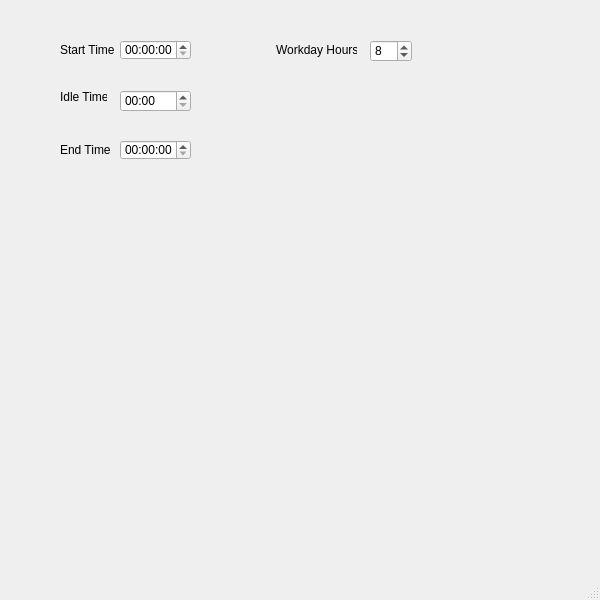
Above: src/main/resources/main_window.ui from apastel/hourly-tracker before the change. Below: the same form after it.
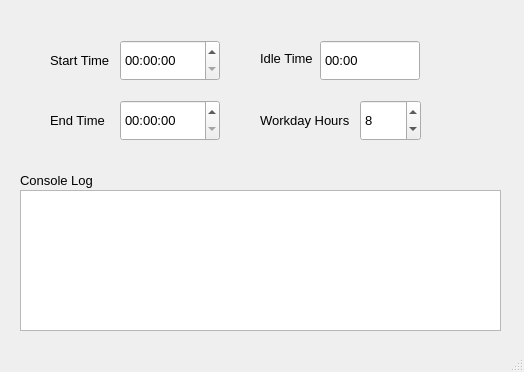
That is the form after the change.

```diff
--- a/src/main/resources/main_window.ui
+++ b/src/main/resources/main_window.ui
@@ -6,8 +6,8 @@
    <rect>
     <x>0</x>
     <y>0</y>
-    <width>600</width>
-    <height>600</height>
+    <width>524</width>
+    <height>372</height>
    </rect>
   </property>
   <property name="windowTitle">
@@ -19,8 +19,8 @@
      <rect>
       <x>120</x>
       <y>40</y>
-      <width>71</width>
-      <height>20</height>
+      <width>100</width>
+      <height>41</height>
      </rect>
     </property>
     <property name="sizePolicy">
@@ -29,22 +29,40 @@
       <verstretch>0</verstretch>
      </sizepolicy>
     </property>
+    <property name="minimumSize">
+     <size>
+      <width>100</width>
+      <height>0</height>
+     </size>
+    </property>
     <property name="maximumSize">
      <size>
       <width>75</width>
       <height>16777215</height>
      </size>
     </property>
+    <property name="font">
+     <font>
+      <family>Arial</family>
+      <pointsize>10</pointsize>
+     </font>
+    </property>
    </widget>
    <widget class="QLabel" name="startTimeLabel">
     <property name="geometry">
      <rect>
-      <x>60</x>
-      <y>40</y>
+      <x>50</x>
+      <y>50</y>
       <width>61</width>
       <height>20</height>
      </rect>
     </property>
+    <property name="font">
+     <font>
+      <family>Arial</family>
+      <pointsize>10</pointsize>
+     </font>
+    </property>
     <property name="text">
      <string>Start Time</string>
     </property>
@@ -53,9 +71,9 @@
     <property name="geometry">
      <rect>
       <x>120</x>
-      <y>140</y>
-      <width>71</width>
-      <height>20</height>
+      <y>100</y>
+      <width>100</width>
+      <height>41</height>
      </rect>
     </property>
     <property name="sizePolicy">
@@ -64,22 +82,40 @@
       <verstretch>0</verstretch>
      </sizepolicy>
     </property>
+    <property name="minimumSize">
+     <size>
+      <width>100</width>
+      <height>0</height>
+     </size>
+    </property>
     <property name="maximumSize">
      <size>
       <width>75</width>
       <height>16777215</height>
      </size>
     </property>
+    <property name="font">
+     <font>
+      <family>Arial</family>
+      <pointsize>10</pointsize>
+     </font>
+    </property>
    </widget>
    <widget class="QLabel" name="endTimeLabel">
     <property name="geometry">
      <rect>
-      <x>60</x>
-      <y>140</y>
+      <x>50</x>
+      <y>110</y>
       <width>61</width>
       <height>20</height>
      </rect>
     </property>
+    <property name="font">
+     <font>
+      <family>Arial</family>
+      <pointsize>10</pointsize>
+     </font>
+    </property>
     <property name="text">
      <string>End Time</string>
     </property>
@@ -87,25 +123,58 @@
    <widget class="QLabel" name="idleTimeLabel">
     <property name="geometry">
      <rect>
-      <x>60</x>
-      <y>90</y>
-      <width>47</width>
-      <height>13</height>
+      <x>260</x>
+      <y>50</y>
+      <width>61</width>
+      <height>16</height>
      </rect>
     </property>
+    <property name="font">
+     <font>
+      <family>Arial</family>
+      <pointsize>10</pointsize>
+     </font>
+    </property>
     <property name="text">
      <string>Idle Time</string>
     </property>
    </widget>
    <widget class="QTimeEdit" name="idleTime">
+    <property name="enabled">
+     <bool>true</bool>
+    </property>
     <property name="geometry">
      <rect>
-      <x>120</x>
-      <y>90</y>
-      <width>71</width>
-      <height>22</height>
+      <x>320</x>
+      <y>40</y>
+      <width>100</width>
+      <height>41</height>
      </rect>
     </property>
+    <property name="minimumSize">
+     <size>
+      <width>30</width>
+      <height>0</height>
+     </size>
+    </property>
+    <property name="maximumSize">
+     <size>
+      <width>100</width>
+      <height>16777215</height>
+     </size>
+    </property>
+    <property name="font">
+     <font>
+      <family>Arial</family>
+      <pointsize>10</pointsize>
+     </font>
+    </property>
+    <property name="readOnly">
+     <bool>true</bool>
+    </property>
+    <property name="buttonSymbols">
+     <enum>QAbstractSpinBox::NoButtons</enum>
+    </property>
     <property name="dateTime">
      <datetime>
       <hour>0</hour>
@@ -136,12 +205,18 @@
    <widget class="QSpinBox" name="workdayHours">
     <property name="geometry">
      <rect>
-      <x>370</x>
-      <y>40</y>
-      <width>42</width>
-      <height>22</height>
+      <x>360</x>
+      <y>100</y>
+      <width>61</width>
+      <height>41</height>
      </rect>
     </property>
+    <property name="font">
+     <font>
+      <family>Arial</family>
+      <pointsize>10</pointsize>
+     </font>
+    </property>
     <property name="value">
      <number>8</number>
     </property>
@@ -149,16 +224,51 @@
    <widget class="QLabel" name="workdayHoursLabel">
     <property name="geometry">
      <rect>
-      <x>276</x>
-      <y>40</y>
-      <width>81</width>
+      <x>260</x>
+      <y>110</y>
+      <width>101</width>
       <height>20</height>
      </rect>
     </property>
+    <property name="font">
+     <font>
+      <family>Arial</family>
+      <pointsize>10</pointsize>
+     </font>
+    </property>
     <property name="text">
      <string>Workday Hours</string>
     </property>
    </widget>
+   <widget class="QPlainTextEdit" name="consoleTextArea">
+    <property name="geometry">
+     <rect>
+      <x>20</x>
+      <y>190</y>
+      <width>481</width>
+      <height>141</height>
+     </rect>
+    </property>
+   </widget>
+   <widget class="QLabel" name="consoleLabel">
+    <property name="geometry">
+     <rect>
+      <x>20</x>
+      <y>170</y>
+      <width>81</width>
+      <height>21</height>
+     </rect>
+    </property>
+    <property name="font">
+     <font>
+      <family>Arial</family>
+      <pointsize>10</pointsize>
+     </font>
+    </property>
+    <property name="text">
+     <string>Console Log</string>
+    </property>
+   </widget>
   </widget>
   <widget class="QMenuBar" name="menubar">
    <property name="geometry">
```
Left out of the diff: 2 changed lines with no effect on the pictures.
